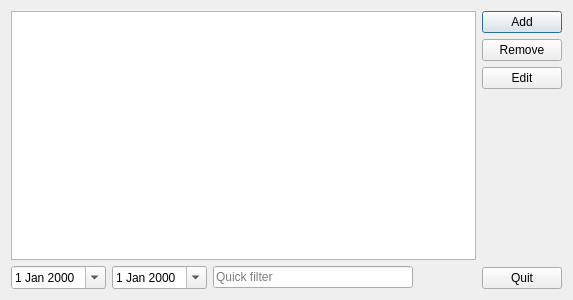
Old version of the form src/View/Qt/TimeLine/MainWin.ui in the repository Tatane/TimeLine.
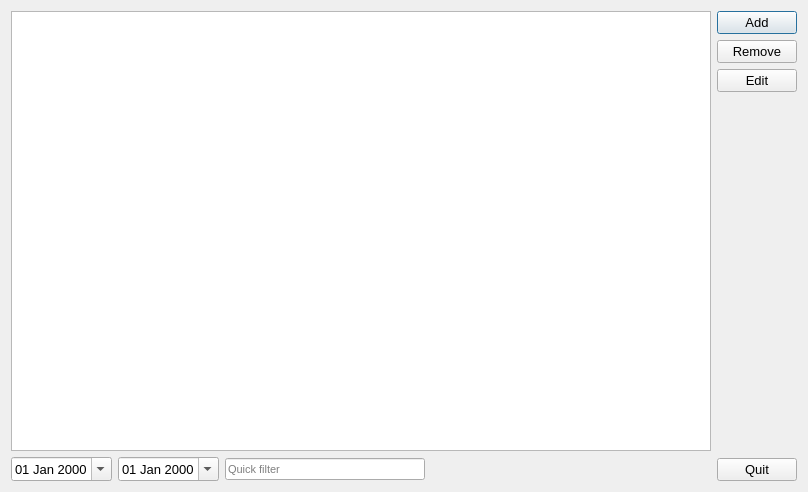
New version of the form.

Commit message: Increase dialogs font size. Change DatePicker format.

```diff
--- a/src/View/Qt/TimeLine/MainWin.ui
+++ b/src/View/Qt/TimeLine/MainWin.ui
@@ -6,10 +6,15 @@
    <rect>
     <x>0</x>
     <y>0</y>
-    <width>573</width>
-    <height>300</height>
+    <width>808</width>
+    <height>492</height>
    </rect>
   </property>
+  <property name="font">
+   <font>
+    <pointsize>10</pointsize>
+   </font>
+  </property>
   <property name="windowTitle">
    <string>TimeLine</string>
   </property>
@@ -18,6 +23,11 @@
     <layout class="QVBoxLayout" name="verticalLayout_2">
      <item>
       <widget class="QTableView" name="tableView">
+       <property name="font">
+        <font>
+         <pointsize>11</pointsize>
+        </font>
+       </property>
        <property name="alternatingRowColors">
         <bool>true</bool>
        </property>
@@ -42,6 +52,9 @@
       <layout class="QHBoxLayout" name="horizontalLayout_2">
        <item>
         <widget class="QDateEdit" name="dateEditStartTime">
+         <property name="displayFormat">
+          <string>dd MMM yyyy</string>
+         </property>
          <property name="calendarPopup">
           <bool>true</bool>
          </property>
@@ -49,6 +62,9 @@
        </item>
        <item>
         <widget class="QDateEdit" name="dateEditEndTime">
+         <property name="displayFormat">
+          <string>dd MMM yyyy</string>
+         </property>
          <property name="calendarPopup">
           <bool>true</bool>
          </property>
@@ -68,6 +84,11 @@
            <height>0</height>
           </size>
          </property>
+         <property name="font">
+          <font>
+           <pointsize>8</pointsize>
+          </font>
+         </property>
          <property name="placeholderText">
           <string>Quick filter</string>
          </property>
```
The commit also changes 1 other file.
